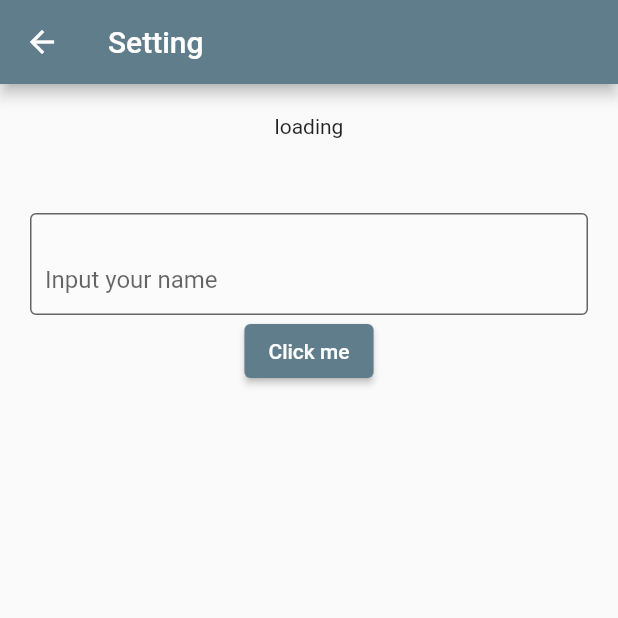
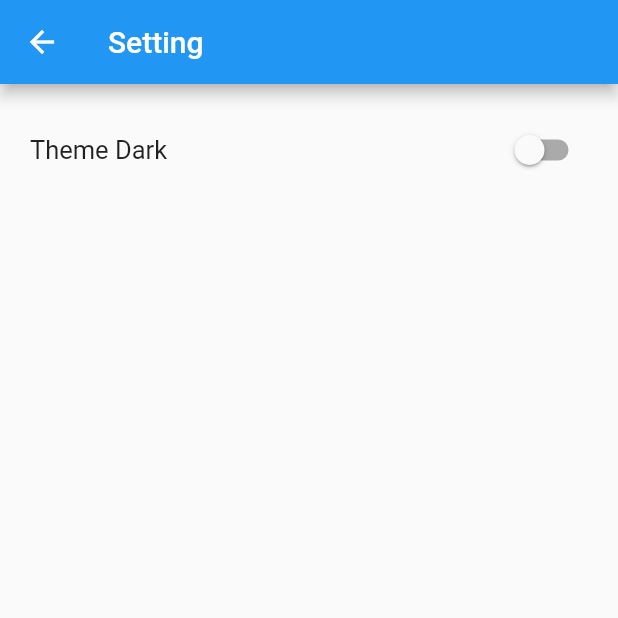
Before and after one commit to petergangmei/flutter-dictionaryapp, a Flutter app: the screen it shows after launch, in the side drawer, after a tap on "Settings", on a phone screen of 412 x 824 dp, the top half of it. Run offline on Flutter 3.47's test engine with Material 2 defaults, Android fonts, the phone set to English and light mode, and no system bars; our stand-ins replace bloc, equatable, flutter_bloc, get, shared_preferences; network calls fail.

Commit message:
Augut 31 2022

```diff
--- /dev/null
+++ b/lib/data/model/ThemeModel.dart
@@ -0,0 +1,26 @@
+import 'package:flutter/foundation.dart';
+import 'package:ruangmei_dictionary/data/sharepreference/theme_share_pref.dart';
+
+class ThemeModel extends ChangeNotifier{
+  late bool _isDark;
+  late ThemeSharePreferences themeSharePreferences;
+  bool get isDark => _isDark;
+
+  ThemeModel(){
+    _isDark = false;
+    themeSharePreferences = ThemeSharePreferences();
+    getThemePreference();
+  }
+
+  set isDark(bool value){
+    _isDark = value;
+    themeSharePreferences.setTheme(value);
+    print('printing from them model');
+    print(value);
+    notifyListeners();
+  }
+  getThemePreference() async{
+    _isDark = await themeSharePreferences.getTheme();
+    notifyListeners();
+  }
+}
--- /dev/null
+++ b/lib/data/sharepreference/theme_share_pref.dart
@@ -0,0 +1,15 @@
+import 'package:shared_preferences/shared_preferences.dart';
+
+class ThemeSharePreferences{
+  static const PREF_KEY = "preference";
+
+  setTheme(bool value) async{
+    SharedPreferences sharedPreferences = await SharedPreferences.getInstance();
+    sharedPreferences.setBool(PREF_KEY, value);
+  }
+
+  getTheme() async{
+    SharedPreferences sharedPreferences = await SharedPreferences.getInstance();
+    return sharedPreferences.getBool(PREF_KEY)??false;
+  }
+}
--- /dev/null
+++ b/lib/data/themes/theme_manager.dart
@@ -0,0 +1,17 @@
+import 'package:flutter/material.dart';
+
+class ThemeManager with ChangeNotifier{
+
+
+  ThemeMode _themeMode = ThemeMode.light;
+
+  //   ThemeMode _themeMode = ThemeMode.light;
+
+  get themeMode => _themeMode;
+
+  // get ThemeMode => _themeMode;
+
+  toggleTheme(bool isDark){
+    _themeMode = isDark?ThemeMode.dark:ThemeMode.light;
+  }
+}
--- a/lib/main.dart
+++ b/lib/main.dart
@@ -12,13 +12,14 @@ void main() {
 class MyApp extends StatelessWidget {
   const MyApp({Key? key}) : super(key: key);
 
+
   @override
   Widget build(BuildContext context) {
     return MaterialApp(
       title: 'Flutter Demo',
       debugShowCheckedModeBanner: false,
       theme: ThemeData(
-        primarySwatch: Colors.blueGrey,
+        primarySwatch: Colors.blue,
       ),
       home: RepositoryProvider(
         create: (context) => WordRepository(),
--- /dev/null
+++ b/lib/ui/components/app_drawer.dart
@@ -0,0 +1,60 @@
+
+import 'package:flutter/material.dart';
+
+import '../pages/about_page.dart';
+import '../pages/setting_page.dart';
+
+class AppDrawer extends StatelessWidget {
+  const AppDrawer({
+    Key? key,
+  }) : super(key: key);
+
+  @override
+  Widget build(BuildContext context) {
+    return Drawer(
+        child: ListView(
+      padding: EdgeInsets.zero,
+      children: [
+        DrawerHeader(
+          child: Column(
+            mainAxisAlignment: MainAxisAlignment.center,
+            children: [
+              const SizedBox(
+                height: 20,
+              ),
+              Expanded(
+                  child: Image.network(
+                      'https://image.winudf.com/v2/image1/Y29tLnJvbmdtZWlkaWN0aW9uYXJ5LmJldGFfaWNvbl8xNjE2NzM5NjcwXzA0MQ/icon.png?w=184&fakeurl=1')),
+              const SizedBox(
+                height: 20,
+              ),
+              const Text('Ruangmei Dictionary'),
+            ],
+          ),
+        ),
+        const ListTile(
+          leading: Icon(Icons.account_circle),
+          title: Text('Profile'),
+        ),
+        ListTile(
+          leading: const Icon(Icons.settings),
+          title: const Text('Settings'),
+          onTap: () {
+            Navigator.of(context).push(MaterialPageRoute(
+              builder: (context) => SettingPage(),
+            ));
+          },
+        ),
+        ListTile(
+          leading: const Icon(Icons.photo_album_outlined),
+          title: const Text('About'),
+          onTap: () {
+            Navigator.of(context).push(MaterialPageRoute(
+              builder: (context) => const AboutPage(),
+            ));
+          },
+        ),
+      ],
+    ));
+  }
+}
--- a/lib/ui/pages/detail_page.dart
+++ b/lib/ui/pages/detail_page.dart
@@ -47,8 +47,8 @@ class DetailPage extends StatelessWidget {
               ],
             ),
             const SizedBox(height: 40,),
-            Row(children:  [
-               Text('contributed by $e.author')
+            Row(children:  const [
+               Text('')
             ],)
 
           ]),
--- a/lib/ui/pages/home_page.dart
+++ b/lib/ui/pages/home_page.dart
@@ -2,22 +2,18 @@ import 'package:flutter/material.dart';
 import 'package:flutter_bloc/flutter_bloc.dart';
 import 'package:ruangmei_dictionary/data/model/words_model.dart';
 import 'package:ruangmei_dictionary/data/reponsitory.dart';
-import 'package:ruangmei_dictionary/ui/pages/about_page.dart';
 import 'package:ruangmei_dictionary/ui/pages/detail_page.dart';
-import 'package:ruangmei_dictionary/ui/pages/setting_page.dart';
 
 import '../../blocs/words_bloc/words_bloc.dart';
+import '../components/app_drawer.dart';
 
 class HomePage extends StatelessWidget {
   HomePage({Key? key}) : super(key: key);
-  final _controller = TextEditingController();
+  final kyecontroller = TextEditingController();
 
   @override
   Widget build(BuildContext context) {
-    _controller.addListener(() {
-      // print('--- $_controller.text');
-
-    });
+    kyecontroller.addListener(() {});
 
     return BlocProvider(
       create: (context) => WordsBloc(
@@ -33,27 +29,23 @@ class HomePage extends StatelessWidget {
             ],
           ),
           centerTitle: true,
-          // actions: [
-          //   IconButton(
-          //     icon: const Icon(Icons.search),
-          //     onPressed: () => showSearch(
-          //       context: context,
-          //       delegate: WordSearch(),
-          //     ),
-          //   ),
-          // ],
         ),
         drawer: myDrawer(context),
-        body: Column(
+        body: BlocBuilder<WordsBloc, WordsState>(
+          builder: (context, state) {
+            return Column(
               children: [
                 Container(
-              color: Colors.blueGrey,
+                  color: Colors.blue,
                   padding: const EdgeInsets.all(15),
                   child: Row(
                     children: [
                       Expanded(
                         child: TextField(
-                      controller: _controller,
+                          onChanged: ((value) =>
+                              BlocProvider.of<WordsBloc>(context)
+                                  .add(WordSearchEvent(kyecontroller.text))),
+                          controller: kyecontroller,
                           style: const TextStyle(
                             fontSize: 17.0,
                           ),
@@ -72,92 +64,20 @@ class HomePage extends StatelessWidget {
                     ],
                   ),
                 ),
-            const SizedBox(
-              height: 30,
-            ),
-            Row(
-              children: const [
-                SizedBox(
-                  width: 10,
-                ),
-                Text(
-                  'Word suggestion',
-                  style: TextStyle(fontSize: 18, fontWeight: FontWeight.bold),
-                )
-              ],
-            ),
-            loadWords(),
-            const SizedBox(
-              height: 30,
-            ),
-            Row(
-              children: const [
-                SizedBox(
-                  width: 10,
-                ),
-                Text(
-                  'Recent added words',
-                  style: TextStyle(fontSize: 18, fontWeight: FontWeight.bold),
-                )
-              ],
-            ),
+
+                //loard words -------------------------------
                 loadWords(),
               ],
+            );
+          },
         ),
       ),
     );
   }
 }
 
-loadSearchWords() {
-  return Expanded(
-    child: BlocBuilder<WordsBloc, WordsState>(
-      builder: (context, state) {
-        if (state is WordSearchingState) {
-          return const Center(
-            child: CircularProgressIndicator(),
-          );
-        }
-        if (state is WordSearchLoadedState) {
-          List<WordModel> wordList = state.words;
-          return Container(
-            padding: const EdgeInsets.all(10),
-            child: ListView.builder(
-              itemCount: wordList.length,
-              itemBuilder: (context, index) {
-                return InkWell(
-                  onTap: () {
-                    Navigator.of(context).push(
-                      MaterialPageRoute(
-                        builder: (context) => DetailPage(
-                          e: wordList[index],
-                        ),
-                      ),
-                    );
-                  },
-                  child: Card(
-                    child: Column(
-                      mainAxisSize: MainAxisSize.min,
-                      children: [
-                        ListTile(
-                          leading: const Icon(Icons.add),
-                          title: Text(wordList[index].nativeWord),
-                          subtitle: Text(wordList[index].englishWord),
-                        ),
-                      ],
-                    ),
-                  ),
-                );
-              },
-            ),
-          );
-        }
-        return Container();
-      },
-    ),
-  );
-}
 
+// word search results -------------------------------------
 loadWords() {
   return Expanded(
     child: BlocBuilder<WordsBloc, WordsState>(
@@ -166,6 +86,9 @@ loadWords() {
           return const Center(
             child: CircularProgressIndicator(),
           );
+        }
+        if (state is WordsLoadedErrorState){
+          return const Text('Loaded Error');
         }
         if (state is WordsLoadedState) {
           List<WordModel> wordList = state.words;
@@ -208,49 +131,5 @@ loadWords() {
 }
 
 myDrawer(BuildContext context) {
-  return Drawer(
-      child: ListView(
-    padding: EdgeInsets.zero,
-    children: [
-      DrawerHeader(
-        child: Column(
-          mainAxisAlignment: MainAxisAlignment.center,
-          children: [
-            const SizedBox(
-              height: 20,
-            ),
-            Expanded(
-                child: Image.network(
-                    'https://image.winudf.com/v2/image1/Y29tLnJvbmdtZWlkaWN0aW9uYXJ5LmJldGFfaWNvbl8xNjE2NzM5NjcwXzA0MQ/icon.png?w=184&fakeurl=1')),
-            const SizedBox(
-              height: 20,
-            ),
-            const Text('Ruangmei Dictionary'),
-          ],
-        ),
-      ),
-      const ListTile(
-        leading: Icon(Icons.account_circle),
-        title: Text('Profile'),
-      ),
-       ListTile(
-        leading: const Icon(Icons.settings),
-        title: const Text('Settings'),
-        onTap: () {
-          Navigator.of(context).push(MaterialPageRoute(
-            builder: (context) =>  SettingPage(),
-          ));
-        },
-      ),
-      ListTile(
-        leading: const Icon(Icons.photo_album_outlined),
-        title: const Text('About'),
-        onTap: () {
-          Navigator.of(context).push(MaterialPageRoute(
-            builder: (context) => const AboutPage(),
-          ));
-        },
-      ),
-    ],
-  ));
+  return const AppDrawer();
 }
--- a/lib/ui/pages/setting_page.dart
+++ b/lib/ui/pages/setting_page.dart
@@ -1,81 +1,58 @@
 import 'package:flutter/material.dart';
-import 'package:flutter_bloc/flutter_bloc.dart';
+import 'package:ruangmei_dictionary/data/model/ThemeModel.dart';
 
-import '../../blocs/bloc_counters/counters_bloc.dart';
+import '../../data/themes/theme_manager.dart';
+import 'package:get/get.dart';
 
 class SettingPage extends StatefulWidget {
   SettingPage({super.key});
+
+
 
   @override
   State<SettingPage> createState() => _SettingPageState();
 }
 
 class _SettingPageState extends State<SettingPage> {
-  final _inputName = TextEditingController();
+  bool isDdark = false;
 
-  String _message = "";
+  ThemeManager _themeManager = ThemeManager();
+  ThemeModel _themeModel = ThemeModel();
 
   @override
   Widget build(BuildContext context) {
     return SafeArea(
-      child: BlocProvider(
-        create: (context) => CountersBloc(),
-        child: Scaffold(
+      child: Scaffold(
           appBar: AppBar(title: const Text('Setting')),
           body: Container(
             padding: const EdgeInsets.all(20),
             child: Column(
               children: [
-                BlocBuilder<CountersBloc, CountersState>(
-                  builder: (context, state) {
-                    if (state is CountersInitial) {
-                      return const Text('loading');
+                Row(
+                  mainAxisAlignment: MainAxisAlignment.spaceBetween,
+                  children: [
+                  const Text('Theme Dark', style: TextStyle(fontWeight: FontWeight.w400, fontSize: 17),),
+                Switch(
+                  value: _themeModel.isDark,
+                  onChanged: (bool value) {
+                    _themeManager.toggleTheme(value);
+                    _themeModel.isDark = value;
+                    print(_themeModel.isDark);
+                    if(Get.isDarkMode){
+                      Get.changeTheme(ThemeData.light());
+                    }else {
+                      Get.changeTheme(ThemeData.dark());
                     }
-                    if (state is CountersClickState) {
-                      return const Text('click');
-                    }
-                    return Text('print -> ' + _message
-                      ..toLowerCase());
+                    setState(() {
+                      isDdark = value;
+                    });
                   },
                 ),
-                const SizedBox(
-                  height: 50,
-                ),
-                TextField(
-                  controller: _inputName,
-                  decoration: InputDecoration(
-                      contentPadding: const EdgeInsets.symmetric(
-                          vertical: 10, horizontal: 10),
-                      hintText: 'Input your name',
-                      border: const OutlineInputBorder(),
-                      suffix: IconButton(
-                        onPressed: () {
-                          _inputName.clear();
-                        },
-                        icon: const Icon(Icons.clear),
-                      ),
-                      filled: true,
-                      fillColor: Colors.white10),
-                ),
-                BlocBuilder<CountersBloc, CountersState>(
-                  builder: (context, state) {
-                    return ElevatedButton(
-                      child: const Text('Click me'),
-                      onPressed: () {
-                        BlocProvider.of<CountersBloc>(context).add(CountersClickState());
-                        print('clic');
-                        setState(() {
-                          _message = _inputName.text;
-                        });
-                      },
-                    );
-                  },
-                ),
+                ],)
               ],
             ),
           ),
         ),
-      ),
     );
   }
 }
--- a/pubspec.yaml
+++ b/pubspec.yaml
@@ -37,6 +37,9 @@ dependencies:
   http: ^0.13.5
   equatable: ^2.0.3
   flutter_bloc: ^8.1.1
+  shared_preferences: ^2.0.15
+  provider: ^6.0.3
+  get: ^4.6.5
 
 dev_dependencies:
   flutter_test:
```
Also changed, not shown: lib/blocs/words_bloc/words_bloc.dart (+24 -10 lines), lib/blocs/words_bloc/words_event.dart (+7 -0 lines), lib/blocs/words_bloc/words_state.dart (+0 -11 lines), lib/data/reponsitory.dart (+5 -5 lines), lib/data/themes/theme_constants.dart (added, +13 -0 lines), pubspec.lock, 1 other file. Lines whose indentation alone changed are shown as unchanged.
